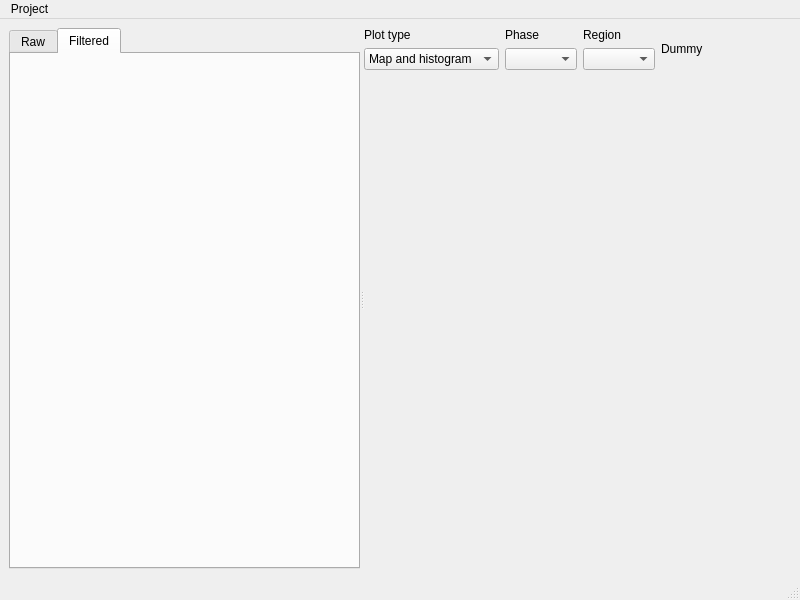
Before: the Qt Designer form src/resources/ui_main_window.ui in ianthomas23/QACD-quack, drawn with Qt 5.
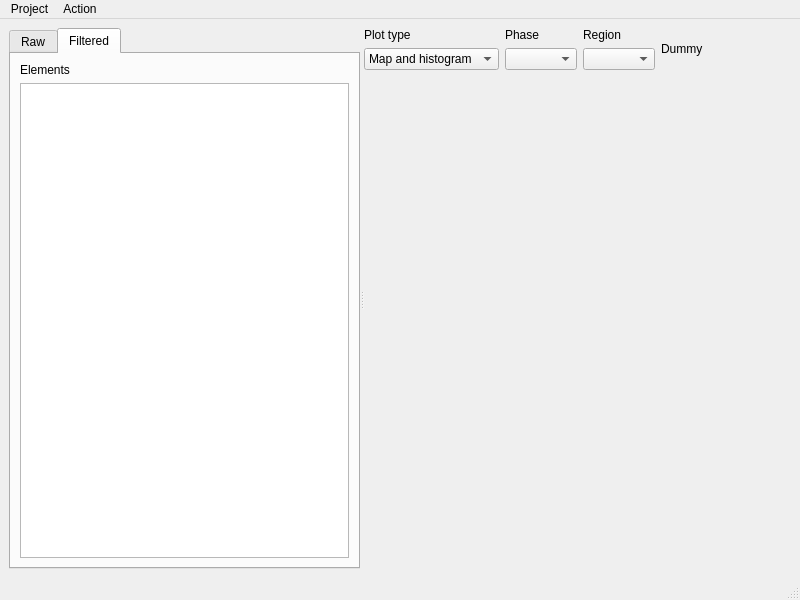
After: the same form once the commit is applied. Custom widgets are drawn as their Qt base class.

Commit message: Filter via GUI and display

Diff of the .ui file:
```diff
--- a/src/resources/ui_main_window.ui
+++ b/src/resources/ui_main_window.ui
@@ -84,6 +84,30 @@
         <attribute name="title">
          <string>Filtered</string>
         </attribute>
+        <layout class="QVBoxLayout" name="verticalLayout">
+         <property name="leftMargin">
+          <number>9</number>
+         </property>
+         <property name="topMargin">
+          <number>9</number>
+         </property>
+         <property name="rightMargin">
+          <number>9</number>
+         </property>
+         <property name="bottomMargin">
+          <number>9</number>
+         </property>
+         <item>
+          <widget class="QLabel" name="label">
+           <property name="text">
+            <string>Elements</string>
+           </property>
+          </widget>
+         </item>
+         <item>
+          <widget class="QListWidget" name="filteredElementList"/>
+         </item>
+        </layout>
        </widget>
       </widget>
       <widget class="QWidget" name="layoutWidget">
@@ -229,7 +253,14 @@
     <addaction name="actionProjectOpen"/>
     <addaction name="actionProjectClose"/>
    </widget>
+   <widget class="QMenu" name="menuAction">
+    <property name="title">
+     <string>Action</string>
+    </property>
+    <addaction name="actionFilter"/>
+   </widget>
    <addaction name="menuProject"/>
+   <addaction name="menuAction"/>
   </widget>
   <widget class="QStatusBar" name="statusbar"/>
   <action name="actionProjectNew">
```
Left out of the diff: 7 changed lines with no effect on the pictures. The commit also changes 6 other files.
